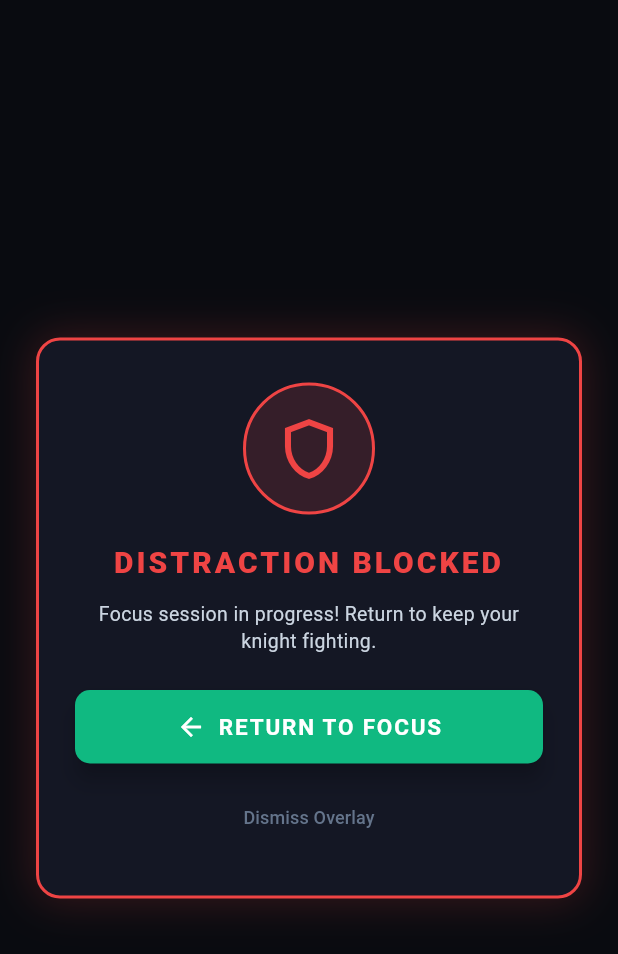
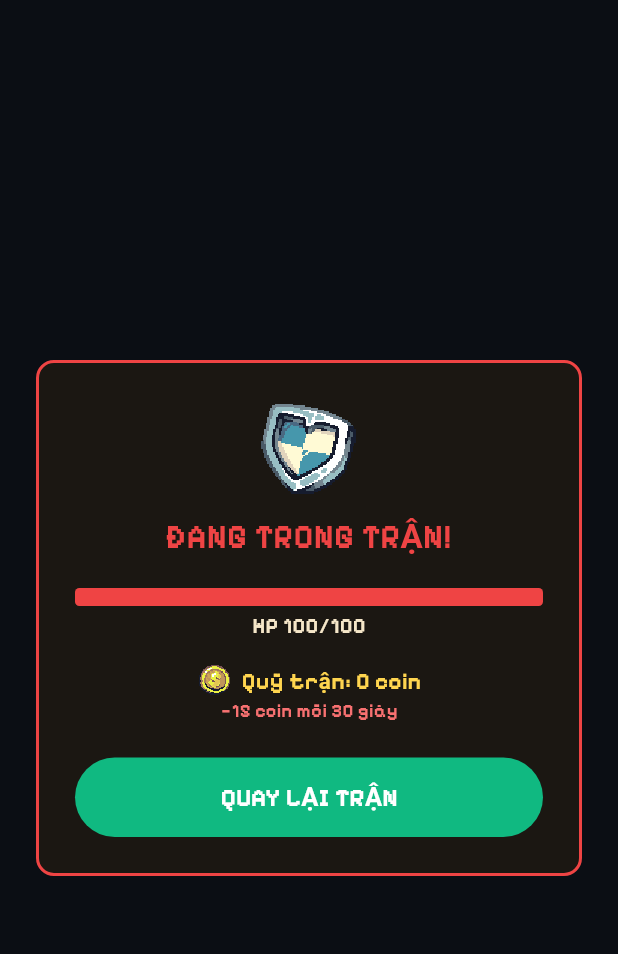
Before and after one commit to Monomee/PRM.Focus-Knight, a Flutter app: the BlockerOverlayWidget widget shown alone on an empty page, opened directly, on a phone screen of 412 x 824 dp. Shown: the top 954 px of the screen. Run offline on Flutter 3.47's test engine with Material 3 defaults, Android fonts, the phone set to English and light mode, and no system bars; our stand-ins replace shared_preferences; missing offline and left inert: flutter_foreground_task, flutter_overlay_window, usage_stats; accounts and stored records are empty.

Commit message:
feat: blacklist-only penalty guard with HP and escrow tax on overlay
Co-Authored-By: Claude Opus 5.5 <noreply@anthropic.com>

```diff
--- a/lib/features/overlay/blocker_overlay_widget.dart
+++ b/lib/features/overlay/blocker_overlay_widget.dart
@@ -1,134 +1,113 @@
+import 'dart:async';
 import 'package:flutter/material.dart';
 import 'package:flutter_foreground_task/flutter_foreground_task.dart';
 import 'package:flutter_overlay_window/flutter_overlay_window.dart';
+import '../../core/game/economy.dart';
+import '../../core/widgets/sprite_anim.dart';
 
-/// Full-screen overlay blocker displayed when user leaves active focus session
-/// or exceeds daily distraction limits.
-/// Uses 100% opaque backdrop and centered card to eliminate any misaligned edges.
-class BlockerOverlayWidget extends StatelessWidget {
-  final String reason;
+/// Full-screen blocker shown over a blacklisted app during a battle.
+/// Runs in the overlay isolate; live HP/escrow arrive via [FlutterOverlayWindow.shareData].
+class BlockerOverlayWidget extends StatefulWidget {
+  const BlockerOverlayWidget({super.key, this.updates});
 
-  const BlockerOverlayWidget({
-    super.key,
-    this.reason = 'Focus session in progress! Return to keep your knight fighting.',
+  /// Defaults to [FlutterOverlayWindow.overlayListener]; injectable for tests.
+  final Stream<dynamic>? updates;
+
+  @override
+  State<BlockerOverlayWidget> createState() => _BlockerOverlayWidgetState();
+}
+
+class _BlockerOverlayWidgetState extends State<BlockerOverlayWidget> {
+  StreamSubscription<dynamic>? _sub;
+  String _app = '';
+  int _hp = kHeroMaxHp;
+  int _coins = 0;
+  bool _defeated = false;
+
+  @override
+  void initState() {
+    super.initState();
+    _sub = (widget.updates ?? FlutterOverlayWindow.overlayListener).listen((data) {
+      if (data is! Map) return;
+      setState(() {
+        _app = data['app'] as String? ?? _app;
+        _hp = data['hp'] as int? ?? _hp;
+        _coins = data['coins'] as int? ?? _coins;
+        _defeated = data['defeated'] as bool? ?? _defeated;
       });
+    });
+  }
+
+  @override
+  void dispose() {
+    _sub?.cancel();
+    super.dispose();
+  }
+
+  TextStyle _pixel(double size, Color color) =>
+      TextStyle(fontFamily: kPixelFont, fontSize: size, color: color, fontWeight: FontWeight.w700);
 
   @override
   Widget build(BuildContext context) {
     return Material(
-      color: const Color(0xFF090B10), // 100% solid opaque dark void backdrop
+      color: const Color(0xFF0B0E14),
       child: SafeArea(
-        child: SizedBox.expand(
         child: Center(
           child: SingleChildScrollView(
-              padding: const EdgeInsets.symmetric(horizontal: 24, vertical: 20),
+            padding: const EdgeInsets.all(24),
             child: Container(
-                width: double.infinity,
-                padding: const EdgeInsets.symmetric(horizontal: 24, vertical: 28),
+              padding: const EdgeInsets.all(24),
               decoration: BoxDecoration(
-                  color: const Color(0xFF141724),
-                  borderRadius: BorderRadius.circular(16),
-                  border: Border.all(color: const Color(0xFFEF4444), width: 2),
-                  boxShadow: [
-                    BoxShadow(
-                      color: const Color(0xFFEF4444).withValues(alpha: 0.2),
-                      blurRadius: 24,
-                      spreadRadius: 2,
-                    ),
-                  ],
-                ),
-                child: Column(
-                  mainAxisSize: MainAxisSize.min,
-                  children: [
-                    // Warning Icon with pulsating ring
-                    Container(
-                      padding: const EdgeInsets.all(18),
-                      decoration: BoxDecoration(
-                        shape: BoxShape.circle,
-                        color: const Color(0xFFEF4444).withValues(alpha: 0.15),
+                color: const Color(0xFF1B1712),
+                borderRadius: BorderRadius.circular(12),
                 border: Border.all(color: const Color(0xFFEF4444), width: 2),
               ),
-                      child: const Icon(
-                        Icons.shield_outlined,
-                        size: 48,
-                        color: Color(0xFFEF4444),
+              child: Column(mainAxisSize: MainAxisSize.min, children: [
+                const PixelIcon('shield', size: 64),
+                const SizedBox(height: 12),
+                Text(_defeated ? 'Thất bại – mất toàn bộ phần thưởng của trận' : 'ĐANG TRONG TRẬN!',
+                    textAlign: TextAlign.center, style: _pixel(22, const Color(0xFFEF4444))),
+                if (_app.isNotEmpty) ...[
+                  const SizedBox(height: 6),
+                  Text(_app, style: _pixel(16, const Color(0xFFF5E6C8))),
+                ],
+                const SizedBox(height: 18),
+                ClipRRect(
+                  borderRadius: BorderRadius.circular(3),
+                  child: LinearProgressIndicator(
+                    value: _hp / kHeroMaxHp,
+                    minHeight: 12,
+                    color: const Color(0xFFEF4444),
+                    backgroundColor: const Color(0xFF3A2A20),
                   ),
                 ),
-
-                    const SizedBox(height: 18),
-
-                    // Warning Title
-                    const Text(
-                      'DISTRACTION BLOCKED',
-                      textAlign: TextAlign.center,
-                      style: TextStyle(
-                        fontSize: 20,
-                        fontWeight: FontWeight.w900,
-                        letterSpacing: 2.0,
-                        color: Color(0xFFEF4444),
-                      ),
-                    ),
-
-                    const SizedBox(height: 10),
-
-                    // Subtitle / Reason
-                    Text(
-                      reason,
-                      textAlign: TextAlign.center,
-                      style: const TextStyle(
-                        fontSize: 13,
-                        color: Color(0xFFCBD5E1),
-                        height: 1.4,
-                      ),
-                    ),
-
-                    const SizedBox(height: 24),
-
-                    // "Return to Focus" Action Button
+                const SizedBox(height: 4),
+                Text('HP $_hp/$kHeroMaxHp', style: _pixel(14, const Color(0xFFF5E6C8))),
+                const SizedBox(height: 14),
+                Row(mainAxisAlignment: MainAxisAlignment.center, children: [
+                  const PixelIcon('coin', size: 24),
+                  const SizedBox(width: 6),
+                  Text('Quỹ trận: $_coins coin', style: _pixel(15, const Color(0xFFFFD54F))),
+                ]),
+                if (!_defeated)
+                  Text('−$kDistractionTax coin mỗi $kTaxIntervalSeconds giây',
+                      style: _pixel(12, const Color(0xFFF87171))),
+                const SizedBox(height: 22),
                 SizedBox(
                   width: double.infinity,
-                      child: ElevatedButton.icon(
+                  child: FilledButton(
                     onPressed: () async {
-                          // Launch FocusKnight back to foreground and close overlay
                       FlutterForegroundTask.launchApp('/');
                       await FlutterOverlayWindow.closeOverlay();
                     },
-                        icon: const Icon(Icons.arrow_back, size: 20),
-                        label: const Text(
-                          'RETURN TO FOCUS',
-                          style: TextStyle(
-                            fontSize: 15,
-                            fontWeight: FontWeight.bold,
-                            letterSpacing: 1.2,
+                    style: FilledButton.styleFrom(
+                      backgroundColor: const Color(0xFF10B981),
+                      padding: const EdgeInsets.symmetric(vertical: 14),
+                    ),
+                    child: Text('QUAY LẠI TRẬN', style: _pixel(17, Colors.white)),
                   ),
                 ),
-                        style: ElevatedButton.styleFrom(
-                          backgroundColor: const Color(0xFF10B981),
-                          foregroundColor: Colors.white,
-                          padding: const EdgeInsets.symmetric(vertical: 14),
-                          shape: RoundedRectangleBorder(
-                            borderRadius: BorderRadius.circular(10),
-                          ),
-                          elevation: 6,
-                        ),
-                      ),
-                    ),
-
-                    const SizedBox(height: 12),
-
-                    // Secondary dismiss button
-                    TextButton(
-                      onPressed: () async {
-                        await FlutterOverlayWindow.closeOverlay();
-                      },
-                      child: const Text(
-                        'Dismiss Overlay',
-                        style: TextStyle(color: Color(0xFF64748B), fontSize: 12),
-                      ),
-                    ),
-                  ],
-                ),
-              ),
+              ]),
             ),
           ),
         ),
```
Also changed, not shown: lib/core/services/distraction_guard.dart (added, +49 -0 lines), lib/core/services/overlay_service.dart (+18 -36 lines), lib/main.dart (+45 -31 lines), 2 other files. Lines whose indentation alone changed are shown as unchanged.
